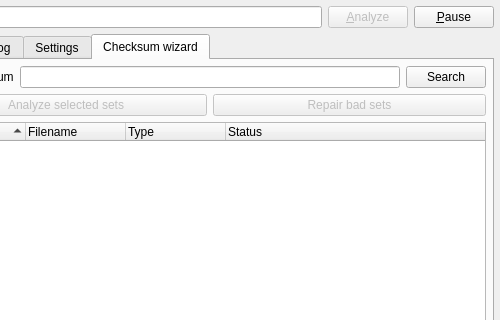
Before: the Qt Designer form romalyzer.ui in qmc2/qmc2-mame-fe, drawn with Qt 5; both pictures show x 89 to 589 and y 0 to 320 of the 589 by 495 pixel window.
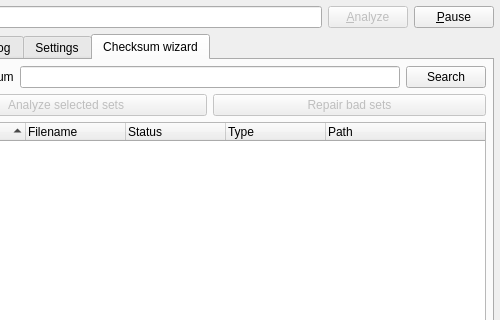
After: the same form once the commit is applied. The open tabs and pages were chosen to show the change. Icons and pictures are not drawn.

Commit message: imp: ROMAlyzer: retrieve found and/or expected paths when analysing sets through the checksum wizard

The edit to the form file:
```diff
--- a/romalyzer.ui
+++ b/romalyzer.ui
@@ -889,16 +889,21 @@
            <string>Filename</string>
           </property>
          </column>
-         <column>
-          <property name="text">
-           <string>Type</string>
-          </property>
-         </column>
          <column>
           <property name="text">
            <string>Status</string>
           </property>
          </column>
+         <column>
+          <property name="text">
+           <string>Type</string>
+          </property>
+         </column>
+         <column>
+          <property name="text">
+           <string>Path</string>
+          </property>
+         </column>
         </widget>
        </item>
        <item row="1" column="2" colspan="2">
```
The commit also changes 11 other files.
